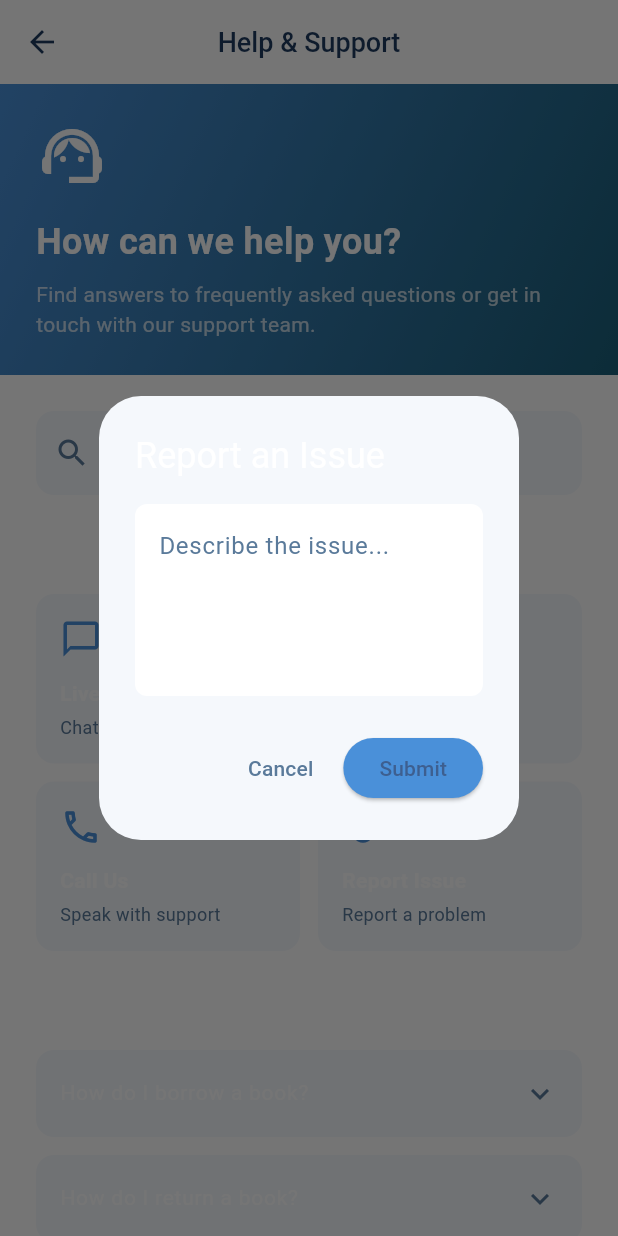
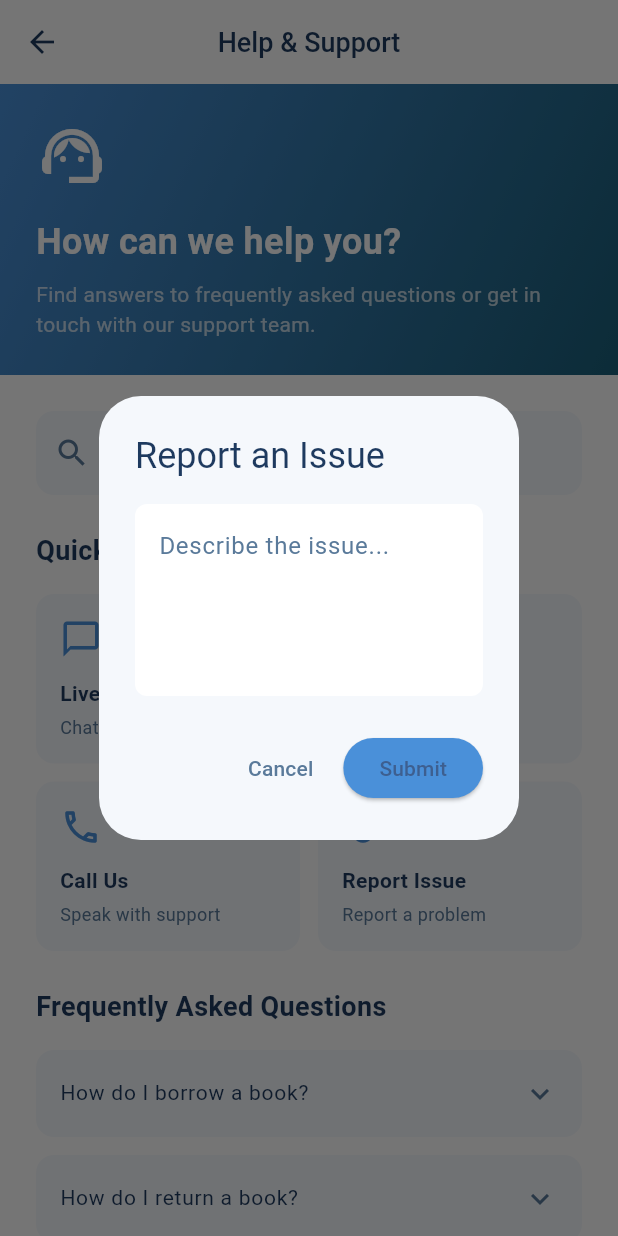
Before and after one commit to krish-anu/LibraryApp, a Flutter app: the HelpSupportView screen opened directly, after a tap on "Report Issue", on a phone screen of 412 x 824 dp. Run offline on Flutter 3.47's test engine with Material 3 defaults, Android fonts, the phone set to English and light mode, and no system bars; our stand-ins replace flutter_riverpod, fpdart, riverpod_annotation, shared_preferences; missing offline and left inert: flutter_appauth; accounts and stored records are empty; generated files the repository leaves out were written again.

Commit message:
feat(theme): update text color to use Pallete.textPrimary across profile and help support views

```diff
--- a/client/lib/features/home/views/home_view.dart
+++ b/client/lib/features/home/views/home_view.dart
@@ -79,7 +79,7 @@ class HomeView extends ConsumerWidget {
           const SizedBox(height: 16),
           Text(
             message,
-            style: const TextStyle(color: Colors.white),
+            style: const TextStyle(color: Pallete.textPrimary),
             textAlign: TextAlign.center,
           ),
           const SizedBox(height: 24),
--- a/client/lib/features/profile/views/edit_profile_view.dart
+++ b/client/lib/features/profile/views/edit_profile_view.dart
@@ -203,7 +203,7 @@ class _EditProfileViewState extends ConsumerState<EditProfileView> {
     return Text(
       title,
       style: const TextStyle(
-        color: Colors.white,
+        color: Pallete.textPrimary,
         fontSize: 18,
         fontWeight: FontWeight.bold,
       ),
@@ -223,7 +223,7 @@ class _EditProfileViewState extends ConsumerState<EditProfileView> {
       keyboardType: keyboardType,
       maxLines: maxLines,
       validator: validator,
-      style: const TextStyle(color: Colors.white),
+      style: const TextStyle(color: Pallete.textPrimary),
       decoration: InputDecoration(
         labelText: label,
         labelStyle: TextStyle(color: Pallete.textSecondary),
--- a/client/lib/features/profile/views/help_support_view.dart
+++ b/client/lib/features/profile/views/help_support_view.dart
@@ -72,7 +72,7 @@ class HelpSupportView extends StatelessWidget {
     return Padding(
       padding: const EdgeInsets.symmetric(horizontal: 24),
       child: TextField(
-        style: const TextStyle(color: Colors.white),
+        style: const TextStyle(color: Pallete.textPrimary),
         decoration: InputDecoration(
           hintText: 'Search for help...',
           hintStyle: TextStyle(color: Pallete.textSecondary),
@@ -97,7 +97,7 @@ class HelpSupportView extends StatelessWidget {
           const Text(
             'Quick Actions',
             style: TextStyle(
-              color: Colors.white,
+              color: Pallete.textPrimary,
               fontSize: 18,
               fontWeight: FontWeight.bold,
             ),
@@ -178,7 +178,7 @@ class HelpSupportView extends StatelessWidget {
             Text(
               title,
               style: const TextStyle(
-                color: Colors.white,
+                color: Pallete.textPrimary,
                 fontSize: 14,
                 fontWeight: FontWeight.bold,
               ),
@@ -231,7 +231,7 @@ class HelpSupportView extends StatelessWidget {
           const Text(
             'Frequently Asked Questions',
             style: TextStyle(
-              color: Colors.white,
+              color: Pallete.textPrimary,
               fontSize: 18,
               fontWeight: FontWeight.bold,
             ),
@@ -258,7 +258,7 @@ class HelpSupportView extends StatelessWidget {
           tilePadding: const EdgeInsets.symmetric(horizontal: 16),
           title: Text(
             question,
-            style: const TextStyle(color: Colors.white, fontSize: 14),
+            style: const TextStyle(color: Pallete.textPrimary, fontSize: 14),
           ),
           iconColor: Pallete.primaryLight,
           collapsedIconColor: Pallete.textSecondary,
@@ -285,7 +285,7 @@ class HelpSupportView extends StatelessWidget {
           const Text(
             'Contact Information',
             style: TextStyle(
-              color: Colors.white,
+              color: Pallete.textPrimary,
               fontSize: 18,
               fontWeight: FontWeight.bold,
             ),
@@ -361,7 +361,10 @@ class HelpSupportView extends StatelessWidget {
                   const SizedBox(height: 4),
                   Text(
                     value,
-                    style: const TextStyle(color: Colors.white, fontSize: 14),
+                    style: const TextStyle(
+                      color: Pallete.textPrimary,
+                      fontSize: 14,
+                    ),
                   ),
                 ],
               ),
@@ -383,7 +386,7 @@ class HelpSupportView extends StatelessWidget {
           const Text(
             'App Information',
             style: TextStyle(
-              color: Colors.white,
+              color: Pallete.textPrimary,
               fontSize: 18,
               fontWeight: FontWeight.bold,
             ),
@@ -485,12 +488,12 @@ class HelpSupportView extends StatelessWidget {
         backgroundColor: Pallete.cardBackground,
         title: const Text(
           'Report an Issue',
-          style: TextStyle(color: Colors.white),
+          style: TextStyle(color: Pallete.textPrimary),
         ),
         content: TextField(
           controller: controller,
           maxLines: 4,
-          style: const TextStyle(color: Colors.white),
+          style: const TextStyle(color: Pallete.textPrimary),
           decoration: InputDecoration(
             hintText: 'Describe the issue...',
             hintStyle: TextStyle(color: Pallete.textSecondary),
--- a/client/lib/features/profile/views/profile_view.dart
+++ b/client/lib/features/profile/views/profile_view.dart
@@ -152,7 +152,10 @@ class ProfileView extends ConsumerWidget {
       context: context,
       builder: (dialogContext) => AlertDialog(
         backgroundColor: Pallete.cardBackground,
-        title: const Text('Sign Out', style: TextStyle(color: Colors.white)),
+        title: const Text(
+          'Sign Out',
+          style: TextStyle(color: Pallete.textPrimary),
+        ),
         content: Text(
           'Are you sure you want to sign out?',
           style: TextStyle(color: Pallete.textSecondary),
```
